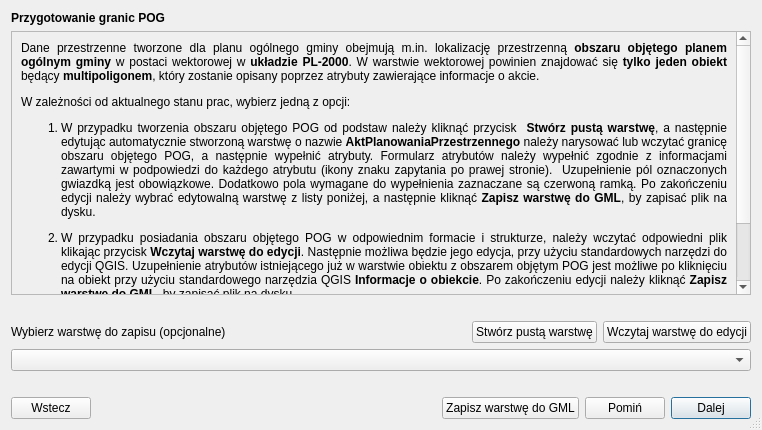
First picture: the form in modules/app/views/ui/wektor_instrukcja_dialog_POG.ui, repository CyfryzacjaAPP/wtyczka_qgis_app_2, before the edit.
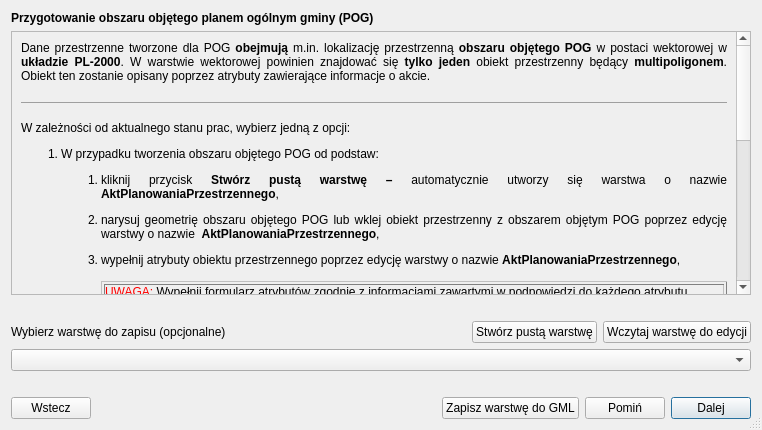
Second picture: the form after the edit. Custom widgets are drawn as their Qt base class.

Diff of the .ui file:
```diff
--- a/modules/app/views/ui/wektor_instrukcja_dialog_POG.ui
+++ b/modules/app/views/ui/wektor_instrukcja_dialog_POG.ui
@@ -31,7 +31,7 @@
         </font>
        </property>
        <property name="text">
-        <string>Przygotowanie granic POG</string>
+        <string>Przygotowanie obszaru objętego planem ogólnym gminy (POG)</string>
        </property>
        <property name="margin">
         <number>7</number>
@@ -49,7 +49,7 @@
           <x>0</x>
           <y>0</y>
           <width>723</width>
-          <height>300</height>
+          <height>586</height>
          </rect>
         </property>
         <layout class="QGridLayout" name="gridLayout">
@@ -61,17 +61,7 @@
             </font>
            </property>
            <property name="text">
-            <string>&lt;p&gt;Dane przestrzenne tworzone dla planu ogólnego gminy&amp;nbsp;obejmują m.in. lokalizację przestrzenną &lt;strong&gt;obszaru objętego planem ogólnym gminy&lt;/strong&gt; w postaci wektorowej w &lt;strong&gt;układzie PL-2000&lt;/strong&gt;. W warstwie wektorowej powinien znajdować się &lt;strong&gt;tylko&lt;/strong&gt; &lt;strong&gt;jeden obiekt&lt;/strong&gt; będący&amp;nbsp;&lt;strong&gt;multipoligonem&lt;/strong&gt;, który zostanie opisany poprzez atrybuty zawierające informacje o akcie.&lt;/p&gt;
-&lt;p&gt;W zależności od aktualnego stanu prac, wybierz jedną z opcji:&lt;/p&gt;
-&lt;ol&gt;
-  &lt;li&gt;
-    &lt;p&gt;W przypadku tworzenia obszaru objętego POG od podstaw należy kliknąć przycisk&amp;nbsp; &lt;strong&gt;Stwórz pustą warstwę&lt;/strong&gt;, a następnie edytując automatycznie stworzoną warstwę o nazwie &lt;strong&gt;AktPlanowaniaPrzestrzennego&lt;/strong&gt;&amp;nbsp;należy narysować lub wczytać granicę obszaru objętego POG, a następnie wypełnić atrybuty. Formularz atrybutów należy wypełnić zgodnie z informacjami zawartymi w podpowiedzi do każdego atrybutu (ikony znaku zapytania po prawej stronie).&amp;nbsp; Uzupełnienie pól oznaczonych gwiazdką jest obowiązkowe. Dodatkowo pola wymagane do wypełnienia zaznaczane są czerwoną ramką. Po zakończeniu edycji należy wybrać edytowalną warstwę z listy poniżej, a następnie kliknąć&amp;nbsp;&lt;strong&gt;Zapisz warstwę do GML&lt;/strong&gt;, by zapisać plik na dysku.&lt;/p&gt;
-  &lt;/li&gt;
-  &lt;li&gt;
-    &lt;p&gt;W przypadku posiadania obszaru objętego POG w odpowiednim formacie i strukturze, należy wczytać odpowiedni plik klikając przycisk &lt;strong&gt;Wczytaj warstwę do edycji&lt;/strong&gt;. Następnie możliwa&amp;nbsp;będzie jego edycja, przy użyciu standardowych narzędzi do edycji QGIS. Uzupełnienie atrybutów istniejącego już w warstwie obiektu z obszarem objętym POG jest możliwe po kliknięciu na obiekt przy użyciu&amp;nbsp;standardowego narzędzia QGIS &lt;strong&gt;Informacje o obiekcie&lt;/strong&gt;.&amp;nbsp;Po zakończeniu edycji należy kliknąć &lt;strong&gt;Zapisz warstwę do GML&lt;/strong&gt;, by zapisać plik na dysku.&lt;/p&gt;
-  &lt;/li&gt;
-&lt;/ol&gt;
-&lt;p&gt;Wczytanie obszaru objętego planem ogólnym gminy w kroku 1, pozwala na automatyczne sprawdzenie poprawności geometrii stref planistycznych i regulacji&amp;nbsp;w zakresie wykraczania poza obszar POG. Zapisanie poprawnego pliku w formacie GML przy użyciu przycisku &lt;strong&gt;Zapisz warstwę do GML&lt;/strong&gt;, umożliwia również ponowne wczytanie zapisanej warstwy do wtyczki w celu dalszej pracy. Istnieje możliwość pominięcia kroku 1. W tym celu należy wybrać opcję &lt;strong&gt;Pomiń.&lt;/strong&gt;&lt;/p&gt;</string>
+            <string>&lt;html&gt;&lt;p&gt;Dane przestrzenne tworzone dla POG &lt;b&gt;obejmują&lt;/b&gt; m.in. lokalizację przestrzenną &lt;b&gt;obszaru objętego POG&lt;/b&gt; w postaci wektorowej w &lt;b&gt;układzie PL-2000&lt;/b&gt;. W warstwie wektorowej powinien znajdować się &lt;b&gt;tylko&lt;/b&gt; &lt;b&gt;jeden &lt;/b&gt;obiekt przestrzenny będący&lt;b&gt; multipoligonem&lt;/b&gt;. Obiekt ten zostanie opisany poprzez atrybuty zawierające informacje o akcie.&lt;/p&gt;&lt;hr /&gt;&lt;p&gt;W zależności od aktualnego stanu prac, wybierz jedną z opcji:&lt;/p&gt;&lt;ol&gt;&lt;li&gt;&lt;p&gt;W przypadku tworzenia obszaru objętego POG od podstaw:&lt;/p&gt;&lt;ol style=&quot;list-style-type: lower-alpha;&quot;&gt;&lt;li&gt;&lt;p&gt;kliknij przycisk &lt;b&gt;Stw&amp;oacute;rz pustą warstwę &amp;ndash;&lt;/b&gt; automatycznie utworzy się warstwa o nazwie &lt;b&gt;AktPlanowaniaPrzestrzennego&lt;/b&gt;,&lt;/p&gt;&lt;/li&gt;&lt;li&gt;&lt;p&gt;narysuj geometrię obszaru objętego POG lub wklej obiekt przestrzenny z obszarem objętym POG poprzez edycję warstwy o nazwie&amp;nbsp; &lt;b&gt;AktPlanowaniaPrzestrzennego&lt;/b&gt;,&lt;/p&gt;&lt;/li&gt;&lt;li&gt;&lt;p&gt;wypełnij atrybuty obiektu przestrzennego poprzez edycję warstwy o nazwie &lt;b&gt;AktPlanowaniaPrzestrzennego&lt;/b&gt;,&lt;br&gt;&lt;/p&gt;&lt;table style=&quot;border-collapse: collapse; width: 100%;&quot; border=&quot;1&quot;&gt;&lt;tbody&gt;&lt;tr&gt;&lt;td style=&quot;width: 100%;&quot;&gt;&lt;span style=&quot;color: #ff0000;&quot;&gt;UWAGA:&lt;/span&gt; Wypełnij formularz atrybut&amp;oacute;w zgodnie z informacjami zawartymi w podpowiedzi do każdego atrybutu (ikona znaku zapytania po prawej stronie).&amp;nbsp;Uzupełnienie p&amp;oacute;l oznaczonych gwiazdką jest obowiązkowe. Dodatkowo pola wymagane do wypełnienia zaznaczane są czerwoną ramką.&lt;/td&gt;&lt;/tr&gt;&lt;/tbody&gt;&lt;/table&gt;&lt;/li&gt;&lt;li&gt;&lt;p&gt;po zakończeniu edycji wybierz edytowalną warstwę z listy poniżej (pole &lt;b&gt;Wybierz warstwę do zapisu&lt;/b&gt;), a następnie kliknij przycisk &lt;b&gt;Zapisz warstwę do GML&lt;/b&gt;, żeby zapisać plik na dysku.&lt;/p&gt;&lt;/li&gt;&lt;/ol&gt;&lt;/li&gt;&lt;li&gt;&lt;p&gt;W przypadku posiadania przygotowanej wcześniej warstwy z obszarem objętym POG w odpowiednim formacie i strukturze:&lt;/p&gt;&lt;ol style=&quot;list-style-type: lower-alpha;&quot;&gt;&lt;li&gt;&lt;p&gt;wczytaj plik w formacie GML, klikając przycisk &lt;b&gt;Wczytaj warstwę do edycji&lt;/b&gt;,&lt;/p&gt;&lt;/li&gt;&lt;li&gt;&lt;p&gt;w razie potrzeby zmień geometrię obszaru objętego POG &amp;ndash; przy użyciu standardowych narzędzi do edycji QGIS,&lt;/p&gt;&lt;/li&gt;&lt;li&gt;&lt;p&gt;w razie potrzeby uzupełnij atrybuty obiektu przestrzennego &amp;ndash; kliknij na obiekt przestrzenny z obszarem objętym POG przy użyciu&amp;nbsp;standardowego narzędzia QGIS &lt;b&gt;Informacje o obiekcie&lt;/b&gt;,&lt;/p&gt;&lt;/li&gt;&lt;li&gt;po zakończeniu edycji wybierz edytowaną warstwę z listy poniżej (pole &lt;b&gt;Wybierz warstwę do zapisu&lt;/b&gt;), a następnie kliknij przycisk &lt;b&gt;Zapisz warstwę do GML&lt;/b&gt;, żeby zapisać plik na dysku.&lt;br&gt;&lt;/li&gt;&lt;/ol&gt;&lt;/li&gt;&lt;/ol&gt;&lt;table style=&quot;border-collapse: collapse; width: 100%;&quot; border=&quot;1&quot;&gt;&lt;tbody&gt;&lt;tr&gt;&lt;td style=&quot;width: 100%;&quot;&gt;&lt;span style=&quot;color: #000080;&quot;&gt;INFORMACJA:&lt;/span&gt;&lt;p&gt;Przejście kroku 1 z 7 pozwala (w dalszych krokach opracowywania danych APP) na automatyczne sprawdzenie poprawności geometrii stref planistycznych i regulacji&amp;nbsp;w zakresie wykraczania poza obszar objęty POG. Dodatkowo dla stref planistycznych oraz regulacji zostanie skopiowana wartość atrybutu &lt;b&gt;Status&lt;/b&gt; z warstwy &lt;b&gt;AktPlanowaniaPrzestrzennego&lt;/b&gt;. Zapisanie poprawnego pliku w formacie GML przy użyciu przycisku &lt;b&gt;Zapisz warstwę do GML&lt;/b&gt; umożliwia r&amp;oacute;wnież ponowne wczytanie zapisanej warstwy do wtyczki w celu dalszej pracy.&lt;/p&gt;Możesz pominąć krok 1. W tym celu kliknij przycisk &lt;b&gt;Pomiń.&lt;/b&gt;&lt;/td&gt;&lt;/tr&gt;&lt;/tbody&gt;&lt;/table&gt;&lt;/html&gt;</string>
            </property>
            <property name="alignment">
             <set>Qt::AlignJustify|Qt::AlignVCenter</set>
```
